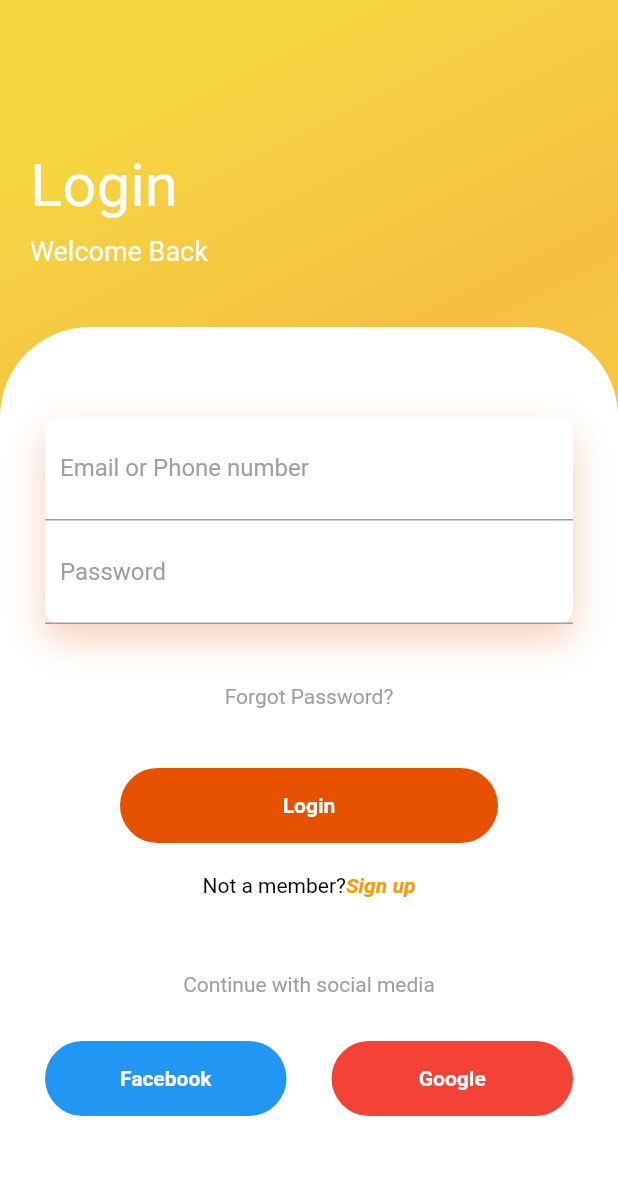
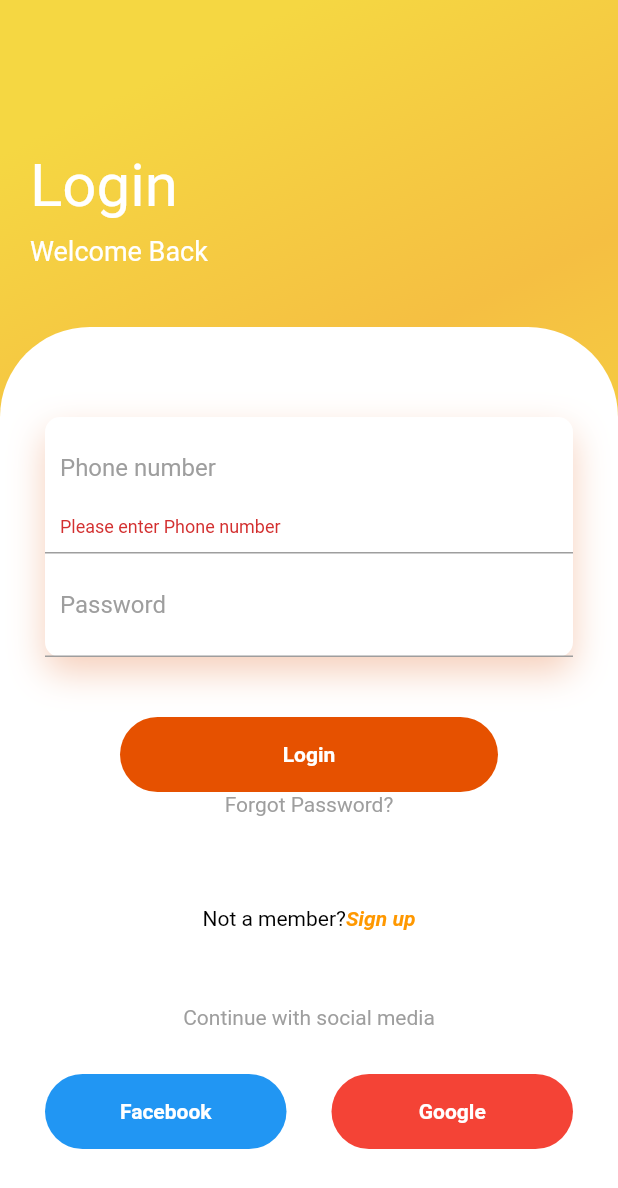
Before and after one commit to SaheerLulu/Food-delivery-app-with-firebase, a Flutter app: the screen it shows after launch, after a tap on "Login", on a phone screen of 412 x 824 dp. Shown: the top 1188 px of the screen. Run offline on Flutter 3.47's test engine with Material 2 defaults, Android fonts, the phone set to English and light mode, and no system bars; our stand-ins replace firebase_auth, firebase_core, smooth_page_indicator; accounts and stored records are empty.

Commit message:
changing sign in page  1 . added validators for phone number

```diff
--- a/lib/screens/login/login_page.dart
+++ b/lib/screens/login/login_page.dart
@@ -3,15 +3,14 @@ import 'package:flutter_application_1/constants/colors.dart';
 import 'package:flutter_application_1/screens/signup/signup.dart';
 import 'package:flutter_application_1/services/auth.dart';
 
-
 class LoginPage extends StatefulWidget {
-
   @override
   _LoginPageState createState() => _LoginPageState();
 }
 
 class _LoginPageState extends State<LoginPage> {
   final AuthServie _auth = AuthServie();
+  final _formKey = GlobalKey<FormState>();
   String email = "";
   String password = "";
   @override
@@ -20,27 +19,34 @@ class _LoginPageState extends State<LoginPage> {
       body: Container(
         width: double.infinity,
         decoration: BoxDecoration(
-          gradient: LinearGradient(
-            begin: Alignment.topCenter,
-            colors: [
+          gradient: LinearGradient(begin: Alignment.topCenter, colors: [
             loginPageColorTop,
             loginPageColorMid,
             loginPageColorBottom
-            ]
-          )
+          ]),
         ),
         child: Column(
           crossAxisAlignment: CrossAxisAlignment.start,
           children: <Widget>[
-            SizedBox(height: 80,),
+            SizedBox(
+              height: 80,
+            ),
             Padding(
               padding: EdgeInsets.all(20),
               child: Column(
                 crossAxisAlignment: CrossAxisAlignment.start,
                 children: <Widget>[
-                  Text("Login", style: TextStyle(color: Colors.white, fontSize: 40),),
-                  SizedBox(height: 10,),
-                  Text("Welcome Back", style: TextStyle(color: Colors.white, fontSize: 18),),
+                  Text(
+                    "Login",
+                    style: TextStyle(color: Colors.white, fontSize: 40),
+                  ),
+                  SizedBox(
+                    height: 10,
+                  ),
+                  Text(
+                    "Welcome Back",
+                    style: TextStyle(color: Colors.white, fontSize: 18),
+                  ),
                 ],
               ),
             ),
@@ -49,87 +55,111 @@ class _LoginPageState extends State<LoginPage> {
               child: Container(
                 decoration: BoxDecoration(
                     color: Colors.white,
-                  borderRadius: BorderRadius.only(topLeft: Radius.circular(60), topRight: Radius.circular(60))
-                ),
+                    borderRadius: BorderRadius.only(
+                        topLeft: Radius.circular(60),
+                        topRight: Radius.circular(60))),
                 child: SingleChildScrollView(
                   child: Padding(
                     padding: EdgeInsets.all(30),
                     child: Column(
-                      children: <Widget>[
-                        SizedBox(height: 30,),
+                      children: [
+                        SizedBox(height: 30),
                         Container(
                           decoration: BoxDecoration(
                               color: Colors.white,
                               borderRadius: BorderRadius.circular(10),
-                            boxShadow: [BoxShadow(
+                              boxShadow: [
+                                BoxShadow(
                                     color: Color.fromRGBO(225, 95, 27, .3),
                                     blurRadius: 20,
-                              offset: Offset(0, 10)
-                            )]
-                          ),
+                                    offset: Offset(0, 10))
+                              ]),
+                          child: Form(
+                            key: _formKey,
                             child: Column(
                               children: <Widget>[
                                 Container(
                                   padding: EdgeInsets.all(10),
                                   decoration: BoxDecoration(
-                                  border: Border(bottom: BorderSide(color: Colors.grey))
-                                ),
+                                      border: Border(
+                                          bottom:
+                                              BorderSide(color: Colors.grey))),
                                   child: TextFormField(
-                                  onChanged: (val){
-                                      setState(()=> email =val);
+                                    onChanged: (val) {
+                                      setState(() => email = val.toString());
+                                    },
+                                    validator: (value) {
+                                      return  validator(value, "Phone number");
                                     },
                                     decoration: InputDecoration(
-                                    hintText: "Email or Phone number",
-                                    hintStyle: TextStyle(color: Colors.grey),
-                                    border: InputBorder.none
-                                  ),
+                                        hintText: "Phone number",
+                                        hintStyle:
+                                            TextStyle(color: Colors.grey),
+                                        border: InputBorder.none),
                                   ),
                                 ),
                                 Container(
                                   padding: EdgeInsets.all(10),
                                   decoration: BoxDecoration(
-                                  border: Border(bottom: BorderSide(color: Colors.grey))
-                                ),
+                                      border: Border(
+                                          bottom:
+                                              BorderSide(color: Colors.grey))),
                                   child: TextFormField(
-                                  onChanged: (val){
-                                      setState(()=> password =val);
+                                    onChanged: (val) {
+                                      setState(() => password = val);
                                     },
                                     decoration: InputDecoration(
                                         hintText: "Password",
-                                    hintStyle: TextStyle(color: Colors.grey),
-                                    border: InputBorder.none
+                                        hintStyle:
+                                            TextStyle(color: Colors.grey),
+                                        border: InputBorder.none),
+                                  ),
+                                ),
+                              ],
                             ),
                           ),
                         ),
-
-                            ],
-                          ),
-                        ),
-                        SizedBox(height: 40,),
-                        Text("Forgot Password?", style: TextStyle(color: Colors.grey),),
-                        SizedBox(height: 40,),
+                        SizedBox(height: 40),
                         GestureDetector(
-                          onTap: ()async{
-                              dynamic result = await _auth.signInUsingEmailPassword(email: email,password: password,context: context);
-                              print(result);
+                          onTap: () async {
+                            if (_formKey.currentState!.validate()) {
+                              // dynamic result =
+                              //     await _auth.signInUsingEmailPassword(
+                              //         email: email,
+                              //         password: password,
+                              //         context: context);
+                              // print(result);
+                              print('ok');
+                            }
                           },
                           child: Container(
                             height: 50,
                             margin: EdgeInsets.symmetric(horizontal: 50),
                             decoration: BoxDecoration(
                                 borderRadius: BorderRadius.circular(50),
-                              color: Colors.orange[900]
-                            ),
+                                color: Colors.orange[900]),
                             child: Center(
                               child: Text(
-                                  "Login", style: TextStyle(color: Colors.white, fontWeight: FontWeight.bold),),
-                              ),
-
+                                "Login",
+                                style: TextStyle(
+                                    color: Colors.white,
+                                    fontWeight: FontWeight.bold),
                               ),
                             ),
-                        SizedBox(height: 20,),
+                          ),
+                        ),
+                        Text(
+                          "Forgot Password?",
+                          style: TextStyle(color: Colors.grey),
+                        ),
+                        SizedBox(
+                          height: 40,
+                        ),
+                        SizedBox(
+                          height: 20,
+                        ),
                         GestureDetector(
-                          onTap: (){
+                          onTap: () {
                             Navigator.of(context).pushReplacement(
                               MaterialPageRoute(
                                 builder: (context) => SignUp(),
@@ -137,21 +167,35 @@ class _LoginPageState extends State<LoginPage> {
                             );
                           },
                           child: Container(
-                            child:Row(
+                              child: Row(
                             mainAxisAlignment: MainAxisAlignment.center,
-                              children:[
-                                Text("Not a member?", style: TextStyle(color: Colors.black, ),),
-                                Text("Sign up", style: TextStyle(color: Colors.orange, fontWeight: FontWeight.bold,fontStyle: FontStyle.italic),),
-                                ],
-                              )
+                            children: [
+                              Text(
+                                "Not a member?",
+                                style: TextStyle(
+                                  color: Colors.black,
                                 ),
                               ),
-
-
-
-                        SizedBox(height: 50,),
-                        Text("Continue with social media", style: TextStyle(color: Colors.grey),),
-                        SizedBox(height: 30,),
+                              Text(
+                                "Sign up",
+                                style: TextStyle(
+                                    color: Colors.orange,
+                                    fontWeight: FontWeight.bold,
+                                    fontStyle: FontStyle.italic),
+                              ),
+                            ],
+                          )),
+                        ),
+                        SizedBox(
+                          height: 50,
+                        ),
+                        Text(
+                          "Continue with social media",
+                          style: TextStyle(color: Colors.grey),
+                        ),
+                        SizedBox(
+                          height: 30,
+                        ),
                         Row(
                           children: <Widget>[
                             Expanded(
@@ -159,24 +203,33 @@ class _LoginPageState extends State<LoginPage> {
                                 height: 50,
                                 decoration: BoxDecoration(
                                     borderRadius: BorderRadius.circular(50),
-                                  color: Colors.blue
-                                ),
+                                    color: Colors.blue),
                                 child: Center(
-                                  child: Text("Facebook", style: TextStyle(color: Colors.white, fontWeight: FontWeight.bold),),
+                                  child: Text(
+                                    "Facebook",
+                                    style: TextStyle(
+                                        color: Colors.white,
+                                        fontWeight: FontWeight.bold),
                                   ),
                                 ),
                               ),
-                            SizedBox(width: 30,),
+                            ),
+                            SizedBox(
+                              width: 30,
+                            ),
                             Expanded(
                               child: Container(
                                 height: 50,
                                 decoration: BoxDecoration(
                                     borderRadius: BorderRadius.circular(50),
-                                  color: Colors.red
+                                    color: Colors.red),
+                                child: Center(
+                                  child: Text(
+                                    "Google",
+                                    style: TextStyle(
+                                        color: Colors.white,
+                                        fontWeight: FontWeight.bold),
                                   ),
-                                child: Center(
-                                  child: Text("Google", style: TextStyle(color: Colors.white, fontWeight: FontWeight.bold),),
-
                                 ),
                               ),
                             )
@@ -194,5 +247,23 @@ class _LoginPageState extends State<LoginPage> {
     );
   }
 
+  String? validator(value,from) {
+    if (value == null || value.isEmpty) {
+      return "Please enter $from";
+    }else{
+    if(from! =="Phone number"){
+
+      if (double.tryParse(value)==null){
+        return "Phone number is not valid, please try again";
+      }
+      else {
+        if (value.length !=10){
+          return "Please enter a 10 digit Phone number";
+        }
+      }
+    }
 
     }
+
+  }
+}
--- a/pubspec.yaml
+++ b/pubspec.yaml
@@ -36,7 +36,6 @@ dependencies:
   firebase_auth: ^3.3.4
   smooth_page_indicator: ^1.0.0+2
   cloud_firestore: ^3.1.5
-  provider: ^6.0.2
 
 dev_dependencies:
   flutter_test:
```
Also changed, not shown: pubspec.lock. Lines whose indentation alone changed are shown as unchanged.
